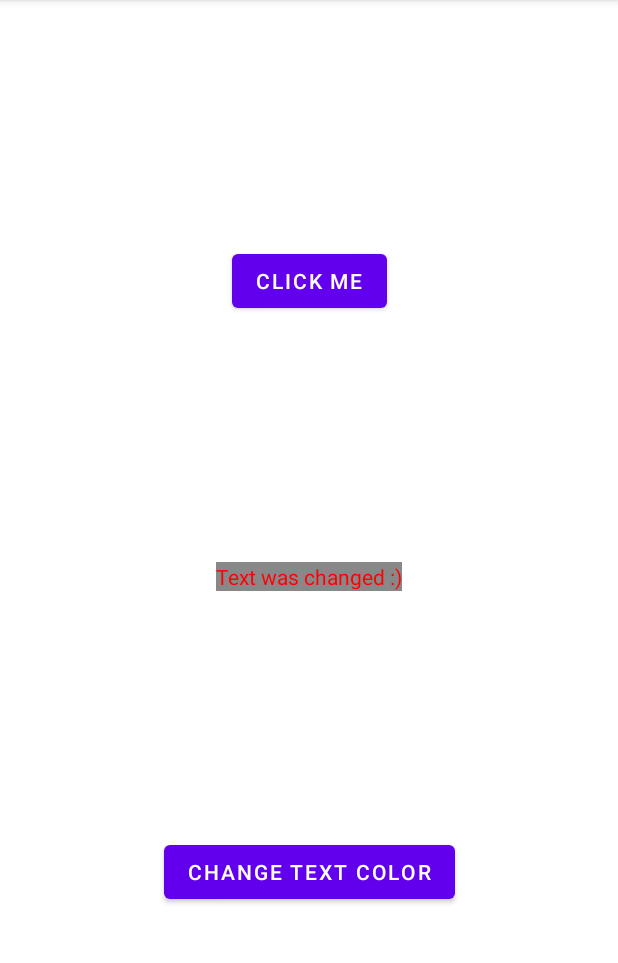
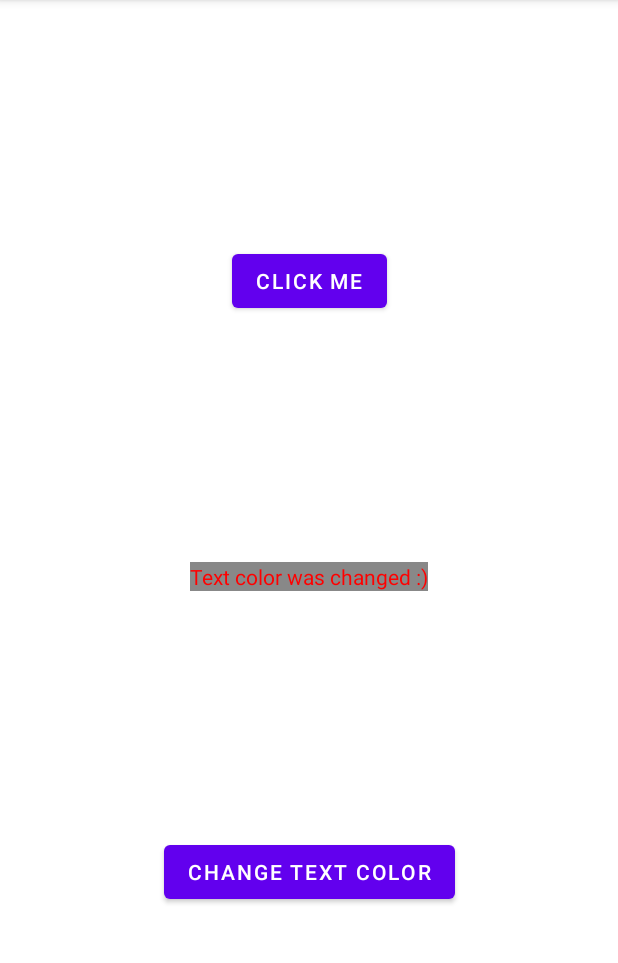
Before and after one commit to eglekun/Lab1, an Android app: the screen it shows after launch (MainActivity), after a tap on "CHANGE TEXT COLOR", on a phone screen of 412 x 824 dp, the part 84-1047 px from its top. Run offline under Robolectric (Android 15) with nearby library versions, the phone set to English and light mode, and no system bars; 1 other tap on this screen came first.

```diff
--- a/app/src/main/java/com/example/fintech_lab1/MainActivity.java
+++ b/app/src/main/java/com/example/fintech_lab1/MainActivity.java
@@ -26,6 +26,6 @@ public class MainActivity extends AppCompatActivity {
     public void OnBtnClickChangeColor(View view) {
         this.tvMain.setTextColor(Color.RED);
         this.tvMain.setBackgroundColor(Color.GRAY);
-        this.tvMain.setText(R.string.changed_color_label_caption);
+        this.tvMain.setText(R.string.changed_color_caption);
     }
 }
--- a/app/src/main/res/layout/activity_main.xml
+++ b/app/src/main/res/layout/activity_main.xml
@@ -28,7 +28,7 @@
         android:onClick="OnBtnClick"/>
 
     <Button
-        android:id="@+id/btnChangeColor"
+        android:id="@+id/btn_change_color"
         android:layout_width="wrap_content"
         android:layout_height="wrap_content"
         android:text="@string/btn_change_color"
```
